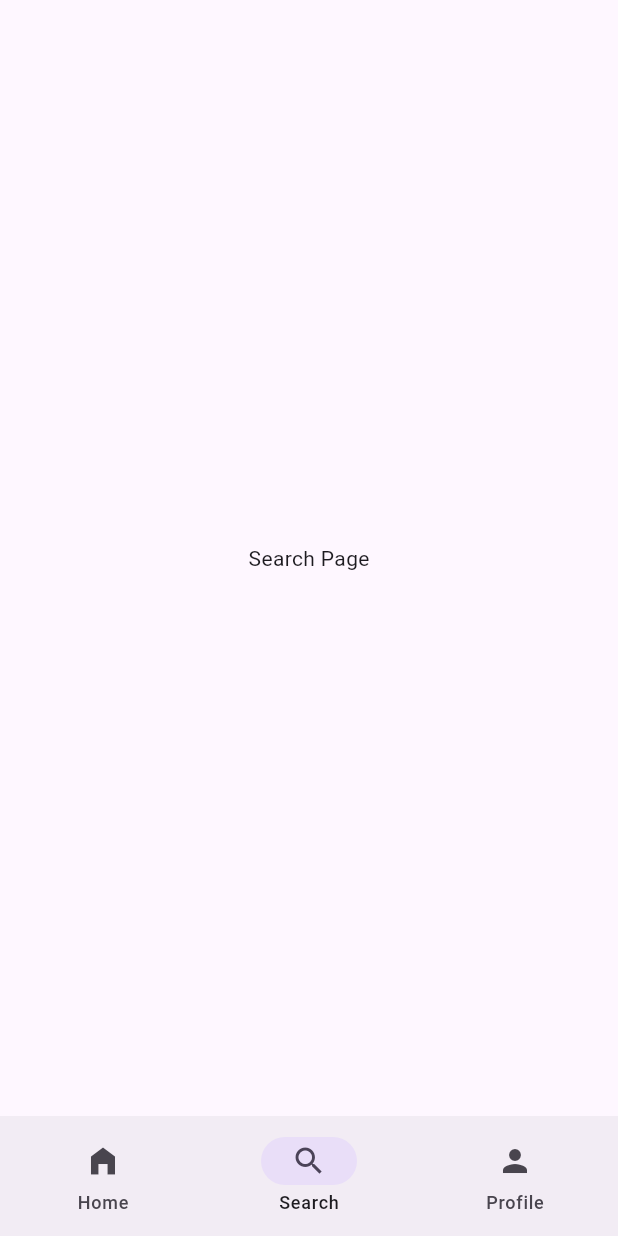
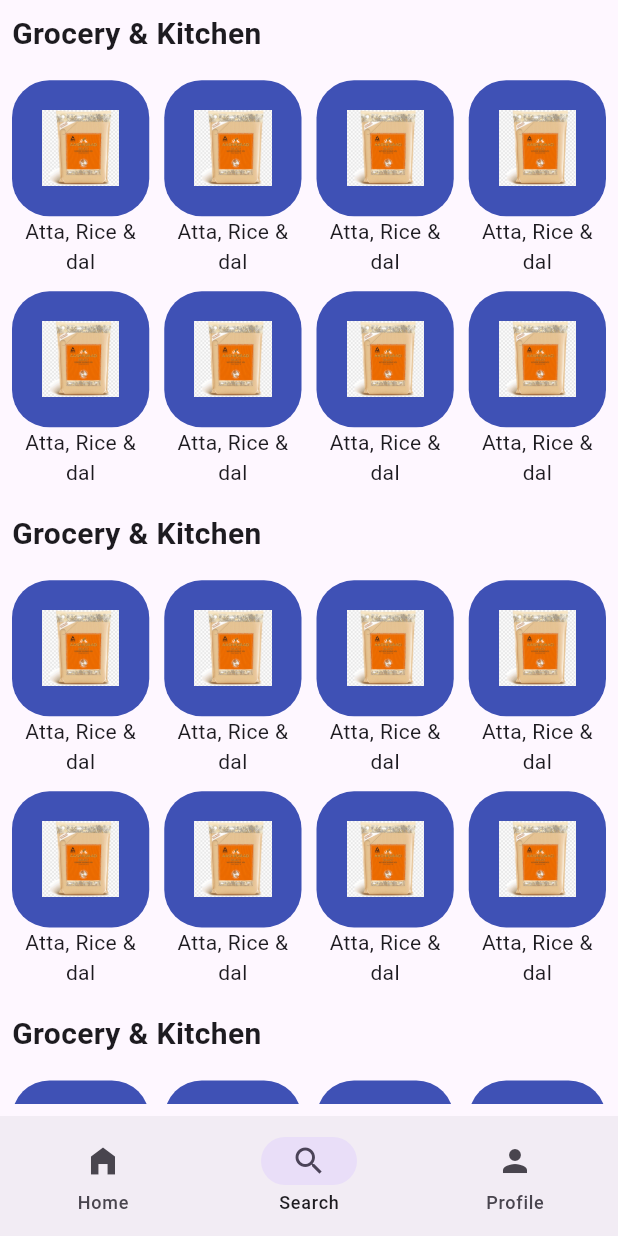
Before and after one commit to nitish12rm/project_santa, a Flutter app: the screen it shows once a user with an empty profile is signed in, item 2 of the bottom bar chosen, on a phone screen of 412 x 824 dp. Run offline on Flutter 3.47's test engine with Material 3 defaults, Android fonts, the phone set to English and light mode, and no system bars; our stand-ins replace firebase_auth, firebase_core, shared_preferences; accounts and stored records are empty; generated files the repository leaves out were written again.

Commit message:
init super_category_screen

```diff
--- a/lib/app/bottom_navigation_bar/view/bottombar.dart
+++ b/lib/app/bottom_navigation_bar/view/bottombar.dart
@@ -4,6 +4,7 @@ import 'package:project_santa/ui/features/home/view/HomeScreen.dart';
 import 'package:provider/provider.dart';
 
 import '../../../ui/features/auth/view/register_screen/register_screen.dart';
+import '../../../ui/features/category/view/super_category_screen.dart';
 import '../../../ui/features/profile/view/profile_screen.dart';
 import '../view_model/bottom_navigation_bar_viewmodel.dart';
 
@@ -17,7 +18,7 @@ class KNavigationBar extends StatefulWidget {
 class _KNavigationBarState extends State<KNavigationBar> {
   final List<Widget> _pages = [
     Homescreen(),
-    Center(child: Text('Search Page')),
+    SuperCategoryScreen(),
     ProfileScreen()
   ];
 
--- /dev/null
+++ b/lib/ui/features/category/view/super_category_screen.dart
@@ -0,0 +1,104 @@
+import 'package:flutter/material.dart';
+import 'package:project_santa/ui/common/widgets/side_category_tile/side_cat_tile.dart';
+import 'package:project_santa/ui/features/category/view/category_screen.dart';
+
+class SuperCategoryScreen extends StatelessWidget {
+  const SuperCategoryScreen({super.key});
+
+  @override
+  Widget build(BuildContext context) {
+    return Padding(
+      padding: const EdgeInsets.all(8.0),
+      child: ListView.builder(itemCount: 4,itemBuilder: (context,index){
+        return KSuperSubCategorGroupWidget(heading: 'Grocery & Kitchen', imageLink: 'assets/atta.png', title: 'Atta, Rice & dal',);
+      }),
+    );
+  }
+}
+
+class KSuperSubCategorGroupWidget extends StatelessWidget {
+  const KSuperSubCategorGroupWidget({
+    super.key, required this.title, required this.imageLink, required this.heading,
+  });
+final String heading,title;
+final String imageLink;
+
+  @override
+  Widget build(BuildContext context) {
+    return Column(
+    crossAxisAlignment: CrossAxisAlignment.start,
+      children: [
+        KHeadingWidget(
+          title: heading,
+        ),
+        SizedBox(
+          height: MediaQuery.of(context).size.height * .02,
+        ),
+        GridView.builder(
+          physics: NeverScrollableScrollPhysics(),
+          shrinkWrap: true,
+          itemCount: 8,
+          gridDelegate: SliverGridDelegateWithFixedCrossAxisCount(
+            mainAxisSpacing: 10,
+            crossAxisSpacing: 10,
+            crossAxisCount: 4,
+            childAspectRatio: 0.7, // Adjust aspect ratio for better fit
+          ),
+          itemBuilder: (context, index) {
+            return KCategoryCardWidget(imageLink: imageLink, title: title,);
+          },
+        ),
+        SizedBox(
+          height: MediaQuery.of(context).size.height * .02,
+        ),
+      ],
+    );
+  }
+}
+
+class KCategoryCardWidget extends StatelessWidget {
+  const KCategoryCardWidget({
+    super.key, required this.imageLink, required this.title,
+  });
+final String imageLink,title;
+  @override
+  Widget build(BuildContext context) {
+    return InkWell(
+      onTap: ()=>Navigator.push(context, MaterialPageRoute(builder: (context)=>CategoryScreen())),
+
+      child: Column(
+        children: [
+          Expanded(
+              child: Container(
+            child: Padding(
+              padding: const EdgeInsets.all(20.0),
+              child: Image.asset(
+                imageLink,
+                fit: BoxFit.cover,
+              ),
+            ),
+            decoration: BoxDecoration(
+              borderRadius: BorderRadius.circular(25),
+              color: Colors.indigo,
+            ),
+          )),
+          Text(title,textAlign: TextAlign.center,)
+        ],
+      ),
+    );
+  }
+}
+
+class KHeadingWidget extends StatelessWidget {
+  const KHeadingWidget({super.key, required this.title});
+
+  final String title;
+
+  @override
+  Widget build(BuildContext context) {
+    return Text(
+      title,
+      style: TextStyle(fontWeight: FontWeight.bold, fontSize: 20),
+    );
+  }
+}
```
Also changed, not shown: lib/ui/features/category/view/category_screen.dart (+9 -8 lines), 2 other files.
